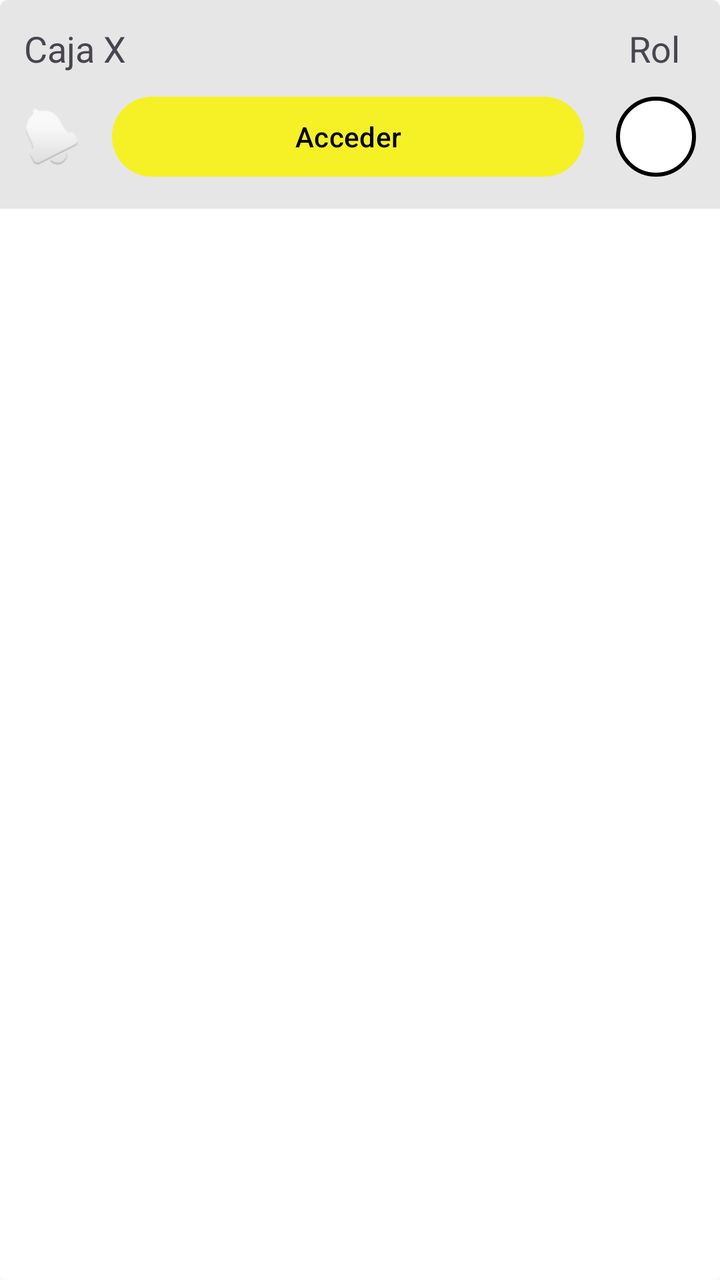
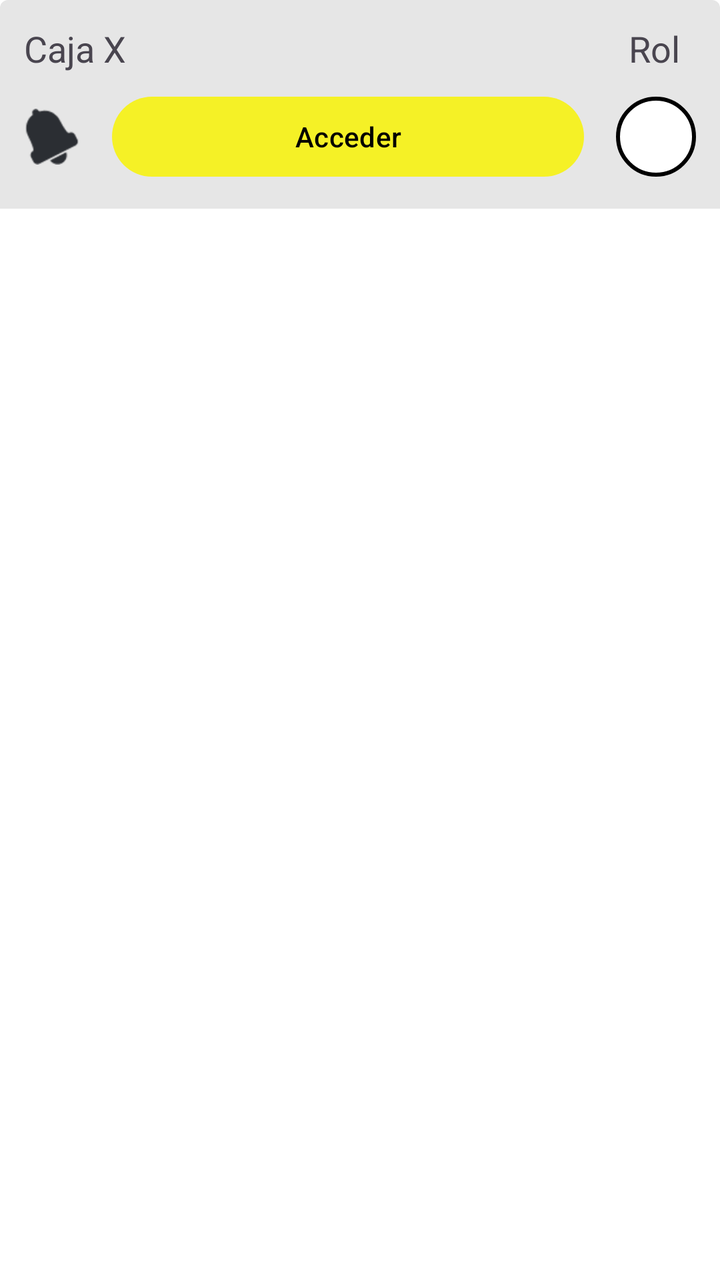

An Android layout rendered at two revisions. The XML below is the earlier revision; the diff shows what the commit changed to produce the second picture.
<!-- AndroidManifest.xml: application theme Theme.ProyeIoT -->
<!-- res/layout/item_cajas.xml -->
<?xml version="1.0" encoding="utf-8"?>
<com.google.android.material.card.MaterialCardView
    xmlns:android="http://schemas.android.com/apk/res/android"
    xmlns:app="http://schemas.android.com/apk/res-auto"
    android:layout_width="match_parent"
    android:layout_height="wrap_content"
    android:layout_marginBottom="12dp"
    app:cardBackgroundColor="@color/color_blanco"
    app:cardCornerRadius="4dp"
    app:strokeWidth="0dp"
    >

    <androidx.constraintlayout.widget.ConstraintLayout
        style="@style/caja_1"
        android:layout_width="match_parent"
        android:layout_height="wrap_content"
        android:padding="12dp">

        <TextView
            android:id="@+id/tvCaja"
            android:layout_width="wrap_content"
            android:layout_height="wrap_content"
            android:text="Caja X"
            android:textSize="18sp"
            app:layout_constraintStart_toStartOf="parent"
            app:layout_constraintTop_toTopOf="parent" />

        <TextView
            android:id="@+id/tvRol"
            android:layout_width="wrap_content"
            android:layout_height="wrap_content"
            android:layout_marginEnd="8dp"
            android:text="Rol"
            android:textSize="18sp"
            app:layout_constraintEnd_toEndOf="parent"
            app:layout_constraintTop_toTopOf="parent" />

        <ImageView
            android:id="@+id/ivNotificacion"
            android:layout_width="28dp"
            android:layout_height="28dp"
            android:contentDescription="Notificaciones"
            android:src="@android:drawable/ic_popup_reminder"
            app:layout_constraintBottom_toBottomOf="@id/btnAcceder"
            app:layout_constraintStart_toStartOf="parent"
            app:layout_constraintTop_toTopOf="@id/btnAcceder" />

        <Button
            style="@style/boton_1"
            android:id="@+id/btnAcceder"
            android:layout_width="0dp"
            android:layout_height="wrap_content"
            android:layout_marginStart="16dp"
            android:layout_marginTop="8dp"
            android:layout_marginEnd="16dp"
            android:text="Acceder"
            app:layout_constraintEnd_toStartOf="@id/vRol"
            app:layout_constraintStart_toEndOf="@id/ivNotificacion"
            app:layout_constraintTop_toBottomOf="@id/tvCaja" />

        <View
            android:id="@+id/vRol"
            android:layout_width="40dp"
            android:layout_height="40dp"
            android:background="@drawable/circulo_rol"
            app:layout_constraintBottom_toBottomOf="@id/btnAcceder"
            app:layout_constraintEnd_toEndOf="parent"
            app:layout_constraintTop_toTopOf="@id/btnAcceder" />

    </androidx.constraintlayout.widget.ConstraintLayout>
</com.google.android.material.card.MaterialCardView>
<!-- resources referenced by this layout -->
<resources>
  <color name="color_blanco">#FFFFFF</color>
  <!-- drawable circulo_rol (drawable) -->
  <?xml version="1.0" encoding="utf-8"?>
  <shape xmlns:android="http://schemas.android.com/apk/res/android"
      android:shape="oval">
      <stroke android:width="2dp" android:color="#000000" />
      <solid android:color="#FFFFFF" />
  </shape>
  <style name="boton_1" parent="Widget.Material3.Button">
          <item name="backgroundTint">@color/boton_fondo</item>
          <item name="android:textColor">@color/boton_texto</item>
      </style>
  <style name="caja_1">
          <item name="android:background">@color/fondo_2</item>
          <item name="android:textColor">@color/texto_1</item>
      </style>
  <style name="Theme.ProyeIoT" parent="Base.Theme.ProyeIoT" />
  <color name="boton_fondo">@color/color_main</color>
  <color name="boton_texto">@color/color_negro</color>
  <color name="fondo_2">#E6E6E6</color>
  <color name="texto_1">#000000</color>
  <style name="Base.Theme.ProyeIoT" parent="Theme.Material3.DayNight.NoActionBar">
          <item name="materialButtonStyle">@style/Widget.ProyeIoT.Button</item>
      </style>
  <color name="color_main">#D6F8F402</color>
  <color name="color_negro">#000000</color>
  <style name="Widget.ProyeIoT.Button" parent="Widget.Material3.Button">
          <item name="backgroundTint">@color/boton_fondo</item>
          <item name="android:textColor">@color/color_blanco</item>
          <item name="color">@color/color_negro</item>
      </style>
</resources>

<!-- the commit's change to res/layout/item_cajas.xml (unified diff, before → after) -->
@@ -43,6 +43,7 @@
             android:src="@android:drawable/ic_popup_reminder"
             app:layout_constraintBottom_toBottomOf="@id/btnAcceder"
             app:layout_constraintStart_toStartOf="parent"
+            app:tint="@color/fondo_3"
             app:layout_constraintTop_toTopOf="@id/btnAcceder" />
 
         <Button
<!-- resource entries referenced after the edit -->
@@ -1,6 +1,7 @@
 <!-- resources referenced by this layout -->
 <resources>
   <color name="color_blanco">#FFFFFF</color>
+  <color name="fondo_3">#2B2E33</color>
   <!-- drawable circulo_rol (drawable) -->
   <?xml version="1.0" encoding="utf-8"?>
   <shape xmlns:android="http://schemas.android.com/apk/res/android"
@@ -16,7 +17,10 @@
           <item name="android:background">@color/fondo_2</item>
           <item name="android:textColor">@color/texto_1</item>
       </style>
-  <style name="Theme.ProyeIoT" parent="Base.Theme.ProyeIoT" />
+  <style name="Theme.ProyeIoT" parent="Base.Theme.ProyeIoT">
+          <item name="android:colorBackground">@color/fondo_1</item>
+          <item name="android:windowBackground">@color/fondo_1</item>
+      </style>
   <color name="boton_fondo">@color/color_main</color>
   <color name="boton_texto">@color/color_negro</color>
   <color name="fondo_2">#E6E6E6</color>
@@ -24,6 +28,7 @@
   <style name="Base.Theme.ProyeIoT" parent="Theme.Material3.DayNight.NoActionBar">
           <item name="materialButtonStyle">@style/Widget.ProyeIoT.Button</item>
       </style>
+  <color name="fondo_1">#FFFFFFFF</color>
   <color name="color_main">#D6F8F402</color>
   <color name="color_negro">#000000</color>
   <style name="Widget.ProyeIoT.Button" parent="Widget.Material3.Button">
